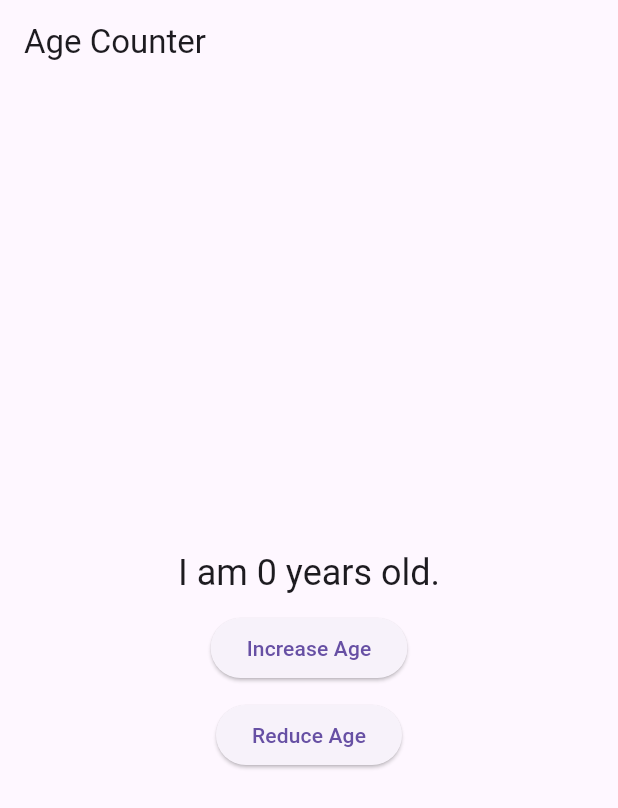
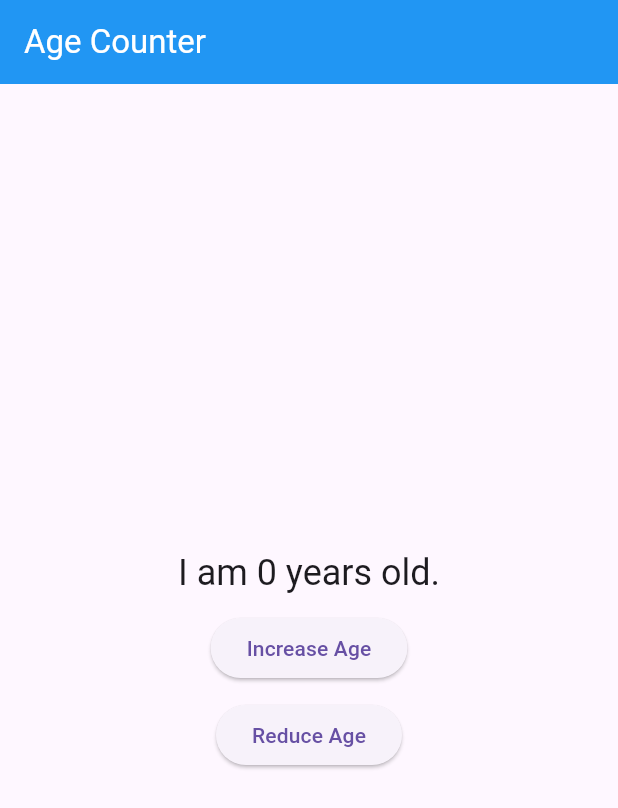
Before and after one commit to navedn/activity6provider, a Flutter app: the screen it shows after launch, after a tap on "Increase Age", after a tap on "Reduce Age", on a phone screen of 412 x 824 dp. Shown: the top 808 px of the screen. Run offline on Flutter 3.47's test engine with Material 3 defaults, Android fonts, the phone set to English and light mode, and no system bars; missing offline and left inert: window_size.

Commit message:
Modified window size

```diff
--- a/lib/main.dart
+++ b/lib/main.dart
@@ -5,7 +5,19 @@ import 'package:provider/provider.dart';
 import 'package:window_size/window_size.dart';
 
 void main() {
+  const double min_height = 720;
+  const double max_height = 1080;
+  const double min_width = 720;
+  const double max_width = 1080;
   setupWindow();
+  WidgetsFlutterBinding.ensureInitialized();
+
+  if (Platform.isWindows || Platform.isLinux || Platform.isMacOS) {
+    setWindowTitle('My App');
+    setWindowMaxSize(const Size(max_width, max_height));
+    setWindowMinSize(const Size(min_width, min_height));
+  }
+
   runApp(
 // Provide the model to all widgets within the app. We're using
 // ChangeNotifierProvider because that's a simple way to rebuild
@@ -79,7 +91,11 @@ class MyHomePage extends StatelessWidget {
   Widget build(BuildContext context) {
     return Scaffold(
       appBar: AppBar(
-        title: const Text('Age Counter'),
+        title: const Text(
+          'Age Counter',
+          style: TextStyle(color: Colors.white),
+        ),
+        backgroundColor: Colors.blue,
       ),
       body: Center(
         child: Column(
@@ -98,16 +114,18 @@ class MyHomePage extends StatelessWidget {
             const SizedBox(height: 10),
             ElevatedButton(
               onPressed: () {
-                var counter = context.read<Counter>(); // Correct usage
-                counter.increment(); // Or counter.decrement();
+                var counter = context.read<Counter>();
+                counter.increment();
               },
               child: const Text('Increase Age'),
             ),
             const SizedBox(height: 10),
             ElevatedButton(
               onPressed: () {
-                var counter = context.read<Counter>(); // Correct usage
-                counter.decrement(); // Or counter.decrement();
+                var counter = context.read<Counter>();
+                if (counter.value != 0) {
+                  counter.decrement(); // Or counter.decrement();
+                }
               },
               child: const Text('Reduce Age'),
             )
```
Also changed, not shown: 1 other file.
